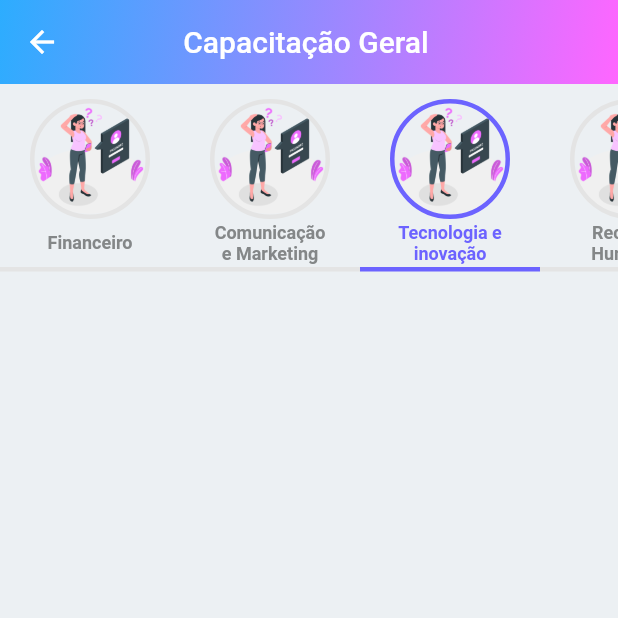
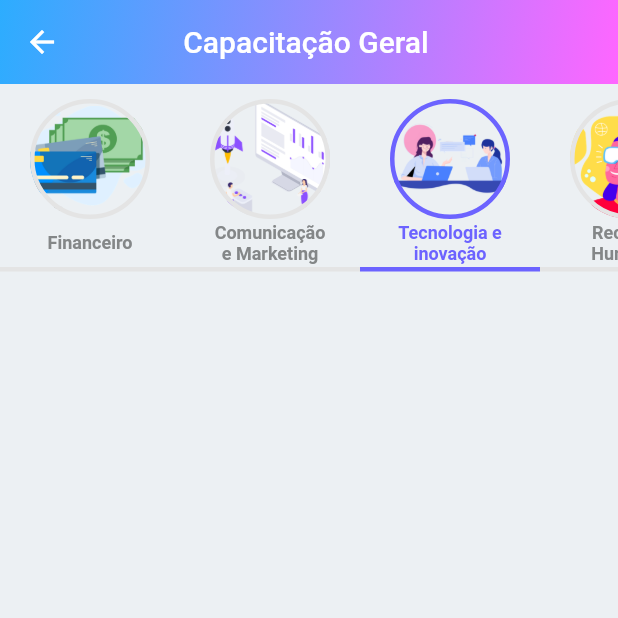
Before and after one commit to GabrielBorgesC19/Estimulo2020, a Flutter app: the CapacitacaoGeral screen opened directly, after a tap on "Comunicação e Marketing", after a tap on "Tecnologia e inovação", on a phone screen of 412 x 824 dp, the top half of it. Run offline on Flutter 3.47's test engine with Material 2 defaults, Android fonts, the phone set to English and light mode, and no system bars; our stand-ins replace carousel_slider, fluttertoast, youtube_player_flutter; network calls fail.

Commit message:
Imagens capacitacao geral trocadas

```diff
--- a/lib/pages/capacitacao.page.dart
+++ b/lib/pages/capacitacao.page.dart
@@ -16,7 +16,8 @@ class ModuleItem {
   bool isSelected = false;
   String title;
   List<LeassonItem> leassons;
-  ModuleItem(this.title, this.isSelected, this.leassons);
+  String image;
+  ModuleItem(this.title, this.isSelected, this.leassons, this.image);
 }
 
 class CapacitacaoGeral extends StatefulWidget {
@@ -75,12 +76,17 @@ class _CapacitacaoGeralState extends State<CapacitacaoGeral> {
         List.from(["Vendas", "Online"]),
         "Juliano Barra");
     modules = [
-      ModuleItem("Financeiro", true,
-          List.from([leasson1, leasson2, leasson5, leasson6])),
       ModuleItem(
-          "Comunicação e Marketing", false, List.from([leasson3, leasson4])),
-      ModuleItem("Tecnologia e inovação", false, null),
-      ModuleItem("Recursos Humanos", false, List.from([leasson8])),
+          "Financeiro",
+          true,
+          List.from([leasson1, leasson2, leasson5, leasson6]),
+          "assets/financeiro.png"),
+      ModuleItem("Comunicação e Marketing", false,
+          List.from([leasson3, leasson4]), "assets/marketing.png"),
+      ModuleItem(
+          "Tecnologia e inovação", false, null, "assets/recursos_humanos.png"),
+      ModuleItem("Recursos Humanos", false, List.from([leasson8]),
+          "assets/tecnologia_e_inovacao.png"),
     ];
     activeLeassons = modules[0].leassons;
   }
@@ -170,8 +176,8 @@ class _CapacitacaoGeralState extends State<CapacitacaoGeral> {
                     shape: BoxShape.circle,
                     color: Colors.transparent,
                     image: DecorationImage(
-                      image: new ExactAssetImage("assets/senha.png"),
-                      fit: BoxFit.cover,
+                      image: new ExactAssetImage(modules[index].image),
+                      fit: BoxFit.fitWidth,
                     ),
                   ),
                 ),
--- a/pubspec.yaml
+++ b/pubspec.yaml
@@ -99,6 +99,10 @@ flutter:
     - assets/business-man-avatar.png
     - assets/reset-password-icon.png
     - assets/report.png
+    - assets/financeiro.png
+    - assets/marketing.png
+    - assets/recursos_humanos.png
+    - assets/tecnologia_e_inovacao.png
 
   fonts:
      - family: Raleway
```
Also changed, not shown: assets/financeiro.png (added), assets/marketing.png (added), assets/recursos_humanos.png (added), assets/tecnologia_e_inovacao.png (added), 1 other file.
